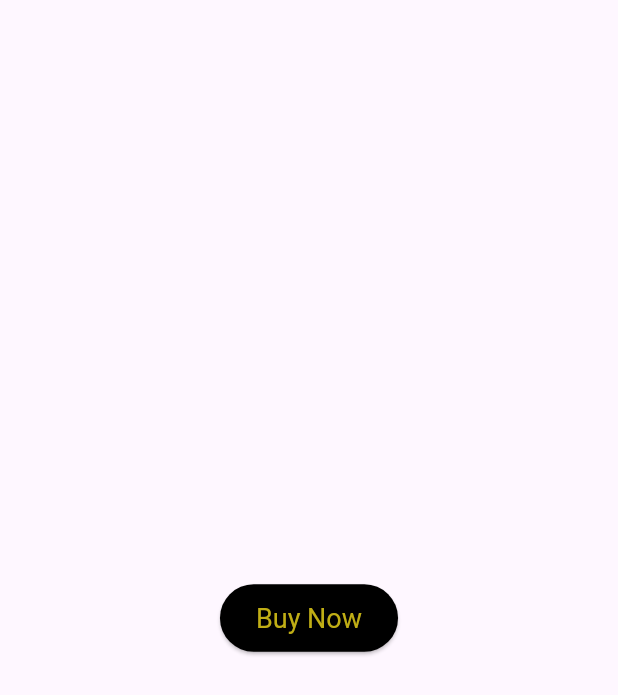
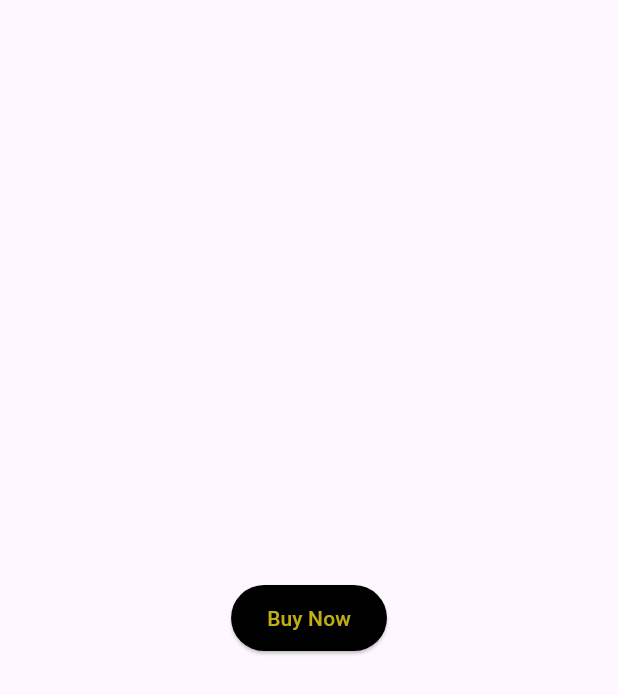
Before and after one commit to Amjadyabroudi128/buyButton, a Flutter app: the screen it shows after launch, on a phone screen of 412 x 824 dp. Shown: the top 695 px of the screen. Run offline on Flutter 3.47's test engine with Material 3 defaults, Android fonts, the phone set to English and light mode, and no system bars.

Commit message:
not important

```diff
--- a/lib/buttonScreen.dart
+++ b/lib/buttonScreen.dart
@@ -100,7 +100,6 @@ class _BuyButtonScreenState extends State<BuyButtonScreen> {
                 backgroundColor: Colors.black,
                 padding: EdgeInsets.symmetric(
                     horizontal: 24.0, vertical: 12.0),
-                textStyle: TextStyle(fontSize: 18, color: Colors.red),
               ),
               child: const Text('Buy Now', style: TextStyle(color: Color.fromARGB(255, 192, 174, 21)),),
             ),
```
